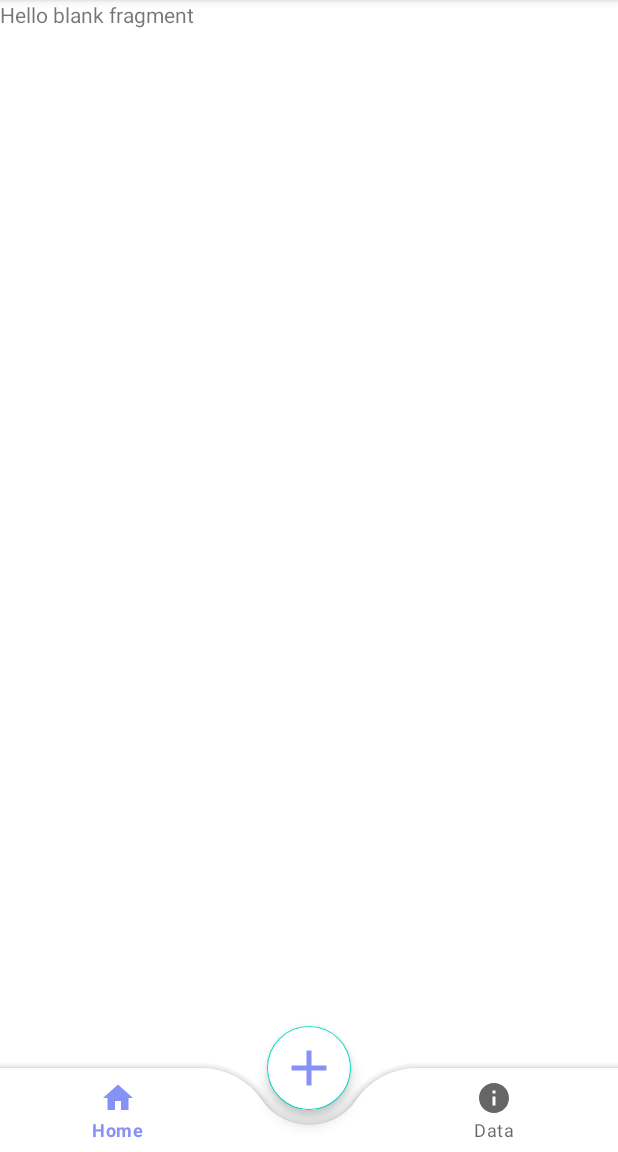
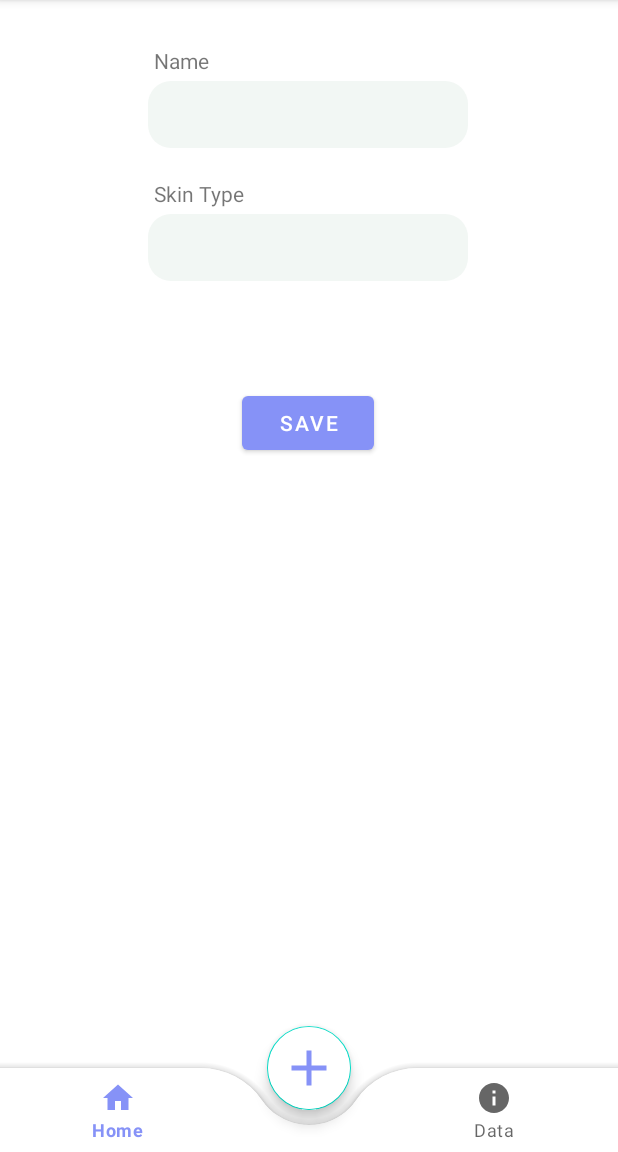
Before and after one commit to SlothCodeSloth/UVLightSensor, an Android app: the fragment AboutFragment placed in its activity, on a phone screen of 412 x 824 dp, the part 84-1236 px from its top. Run offline under Robolectric (Android 15) with nearby library versions, the phone set to English and light mode, and no system bars.

Commit message:
Added Save and Restore functionalities for user inputs.

```diff
--- a/app/src/main/java/com/example/finalproject/AboutFragment.java
+++ b/app/src/main/java/com/example/finalproject/AboutFragment.java
@@ -1,12 +1,20 @@
 package com.example.finalproject;
 
+import static android.content.Context.MODE_PRIVATE;
+
+import android.content.Intent;
+import android.content.SharedPreferences;
 import android.os.Bundle;
 
 import androidx.fragment.app.Fragment;
+import androidx.viewpager.widget.PagerAdapter;
 
 import android.view.LayoutInflater;
 import android.view.View;
 import android.view.ViewGroup;
+import android.widget.Button;
+import android.widget.TextView;
+import android.widget.Toast;
 
 /**
  * A simple {@link Fragment} subclass.
@@ -23,6 +31,19 @@ public class AboutFragment extends Fragment {
     // TODO: Rename and change types of parameters
     private String mParam1;
     private String mParam2;
+
+    String name;
+    int skinType;
+    TextView editName;
+    TextView editSkin;
+    Button saveButton;
+    SharedPreferences userInfo;
+    private static final String SHARED_PREF_NAME = "mypref";
+    private static final String KEY_NAME = "name";
+    private static final String KEY_SKIN_TYPE = "skinType";
+    private static final String KEY_SPF = "spf";
+
+
 
     public AboutFragment() {
         // Required empty public constructor
@@ -59,6 +80,46 @@ public class AboutFragment extends Fragment {
     public View onCreateView(LayoutInflater inflater, ViewGroup container,
                              Bundle savedInstanceState) {
         // Inflate the layout for this fragment
-        return inflater.inflate(R.layout.fragment_about, container, false);
+        View view = inflater.inflate(R.layout.fragment_about, container, false);
+        editName = view.findViewById(R.id.editName);
+        editSkin = view.findViewById(R.id.editSkin);
+        saveButton = view.findViewById(R.id.saveButton);
+        if (restorePrefData()) {
+            name = userInfo.getString("name", "");
+            skinType = userInfo.getInt("skinType", 0);
+            editName.setText(name);
+            editSkin.setText(String.valueOf(skinType));
+        }
+        saveButton.setOnClickListener(new View.OnClickListener() {
+            @Override
+            public void onClick(View v) {
+                if (editName.getText().equals("") || editSkin.getText().equals("") || editSkin.getText().equals("0")) {
+                    Toast.makeText(getActivity(), "Please respond to every question", Toast.LENGTH_SHORT).show();
+                }
+                else {
+                    Toast.makeText(getActivity(), "Information Saved!", Toast.LENGTH_SHORT).show();
+                    name = editName.getText().toString();
+                    skinType = Integer.parseInt(editSkin.getText().toString());
+                    savePrefsData();
+
+                }
+            }
+        });
+        return view;
+    }
+
+    private void savePrefsData() {
+        SharedPreferences userInfo = getActivity().getSharedPreferences("userInfo", MODE_PRIVATE);
+        SharedPreferences.Editor editor = userInfo.edit();
+        editor.putBoolean("hasData", true);
+        editor.putString("name", name);
+        editor.putInt("skinType", skinType);
+        editor.apply();
+    }
+
+    private boolean restorePrefData() {
+        userInfo = getActivity().getSharedPreferences("userInfo", MODE_PRIVATE);
+        boolean hasData = userInfo.getBoolean("hasData", false);
+        return hasData;
     }
 }
--- /dev/null
+++ b/app/src/main/res/drawable/editbackground.xml
@@ -0,0 +1,16 @@
+<?xml version="1.0" encoding="utf-8"?>
+<shape xmlns:android="http://schemas.android.com/apk/res/android">
+    <solid
+        android:color="@color/white"/>
+    <corners
+        android:topLeftRadius="15dp"
+        android:topRightRadius="15dp"
+        android:bottomLeftRadius="15dp"
+        android:bottomRightRadius="15dp"/>
+    <padding
+        android:left="10dp"
+        android:right="10dp"
+        android:top="10dp"
+        android:bottom="10dp"/>
+
+</shape>
--- a/app/src/main/res/layout/fragment_about.xml
+++ b/app/src/main/res/layout/fragment_about.xml
@@ -1,14 +1,73 @@
 <?xml version="1.0" encoding="utf-8"?>
-<FrameLayout xmlns:android="http://schemas.android.com/apk/res/android"
+<androidx.constraintlayout.widget.ConstraintLayout xmlns:android="http://schemas.android.com/apk/res/android"
+    xmlns:app="http://schemas.android.com/apk/res-auto"
     xmlns:tools="http://schemas.android.com/tools"
+    android:id="@+id/frameLayout2"
     android:layout_width="match_parent"
     android:layout_height="match_parent"
     tools:context=".AboutFragment">
 
-    <!-- TODO: Update blank fragment layout -->
+    <EditText
+        android:id="@+id/editSkin"
+        android:layout_width="wrap_content"
+        android:layout_height="wrap_content"
+        android:background="@drawable/editbackground"
+        android:backgroundTint="@color/editTextColorLight"
+        android:ems="10"
+        android:inputType="numberDecimal"
+        android:text=""
+        app:layout_constraintBottom_toBottomOf="parent"
+        app:layout_constraintEnd_toEndOf="parent"
+        app:layout_constraintHorizontal_bias="0.497"
+        app:layout_constraintStart_toStartOf="parent"
+        app:layout_constraintTop_toTopOf="parent"
+        app:layout_constraintVertical_bias="0.197" />
+
+    <EditText
+        android:id="@+id/editName"
+        android:layout_width="wrap_content"
+        android:layout_height="wrap_content"
+        android:background="@drawable/editbackground"
+        android:backgroundTint="@color/editTextColorLight"
+        android:ems="10"
+        android:inputType="text"
+        android:text=""
+        app:layout_constraintBottom_toBottomOf="parent"
+        app:layout_constraintEnd_toEndOf="parent"
+        app:layout_constraintHorizontal_bias="0.497"
+        app:layout_constraintStart_toStartOf="parent"
+        app:layout_constraintTop_toTopOf="parent"
+        app:layout_constraintVertical_bias="0.075" />
+
+    <Button
+        android:id="@+id/saveButton"
+        android:layout_width="wrap_content"
+        android:layout_height="wrap_content"
+        android:text="Save"
+        app:layout_constraintBottom_toBottomOf="parent"
+        app:layout_constraintEnd_toEndOf="parent"
+        app:layout_constraintHorizontal_bias="0.498"
+        app:layout_constraintStart_toStartOf="parent"
+        app:layout_constraintTop_toTopOf="parent"
+        app:layout_constraintVertical_bias="0.358" />
+
     <TextView
-        android:layout_width="match_parent"
-        android:layout_height="match_parent"
-        android:text="@string/hello_blank_fragment" />
+        android:id="@+id/textView"
+        android:layout_width="wrap_content"
+        android:layout_height="wrap_content"
+        android:layout_marginStart="4dp"
+        android:layout_marginBottom="4dp"
+        android:text="@string/name"
+        app:layout_constraintBottom_toTopOf="@+id/editName"
+        app:layout_constraintStart_toStartOf="@+id/editName" />
 
-</FrameLayout>
+    <TextView
+        android:id="@+id/textView2"
+        android:layout_width="wrap_content"
+        android:layout_height="wrap_content"
+        android:layout_marginStart="4dp"
+        android:layout_marginBottom="4dp"
+        android:text="Skin Type"
+        app:layout_constraintBottom_toTopOf="@+id/editSkin"
+        app:layout_constraintStart_toStartOf="@+id/editSkin" />
+</androidx.constraintlayout.widget.ConstraintLayout>
--- a/app/src/main/res/values-night/themes.xml
+++ b/app/src/main/res/values-night/themes.xml
@@ -5,6 +5,7 @@
         <item name="colorPrimary">@color/purple_200</item>
         <item name="colorPrimaryVariant">@color/purple_700</item>
         <item name="colorOnPrimary">@color/black</item>
+
         <!-- Secondary brand color. -->
         <item name="colorSecondary">@color/teal_200</item>
         <item name="colorSecondaryVariant">@color/teal_200</item>
@@ -13,4 +14,9 @@
         <item name="android:statusBarColor">?attr/colorPrimaryVariant</item>
         <!-- Customize your theme here. -->
     </style>
+
+    <style name="DialogAnimation">
+        <item name="android:windowEnterAnimation">@anim/slide_in</item>
+        <item name="android:windowExitAnimation">@anim/slide_out</item>
+    </style>
 </resources>
--- a/app/src/main/res/values/colors.xml
+++ b/app/src/main/res/values/colors.xml
@@ -22,4 +22,8 @@
     <color name = "tab_indicator_gray"> #c0c0c0</color>
     <color name = "intro_title_color">#000000</color>
     <color name = "intro_description_color">#656565</color>
+
+    <!-- Colors for Edit Text -->
+    <color name = "editTextColorLight">#F2F7F4</color>
+    <color name = "editTextColorDark">#1A2A4D</color>
 </resources>
--- a/app/src/main/res/values/strings.xml
+++ b/app/src/main/res/values/strings.xml
@@ -7,4 +7,5 @@
     <string name="apply">Apply</string>
     <string name="skin_type">Skin Type</string>
     <string name="enter_name">Enter Name</string>
+    <string name="name">Name</string>
 </resources>
--- a/app/src/main/res/values/themes.xml
+++ b/app/src/main/res/values/themes.xml
@@ -12,6 +12,7 @@
         <!-- Status bar color. -->
         <item name="android:statusBarColor">?attr/colorPrimaryVariant</item>
         <!-- Customize your theme here. -->
+        <item name="colorTertiary">@color/editTextColorLight</item>
     </style>
 
     <style name="DialogAnimation">
```
